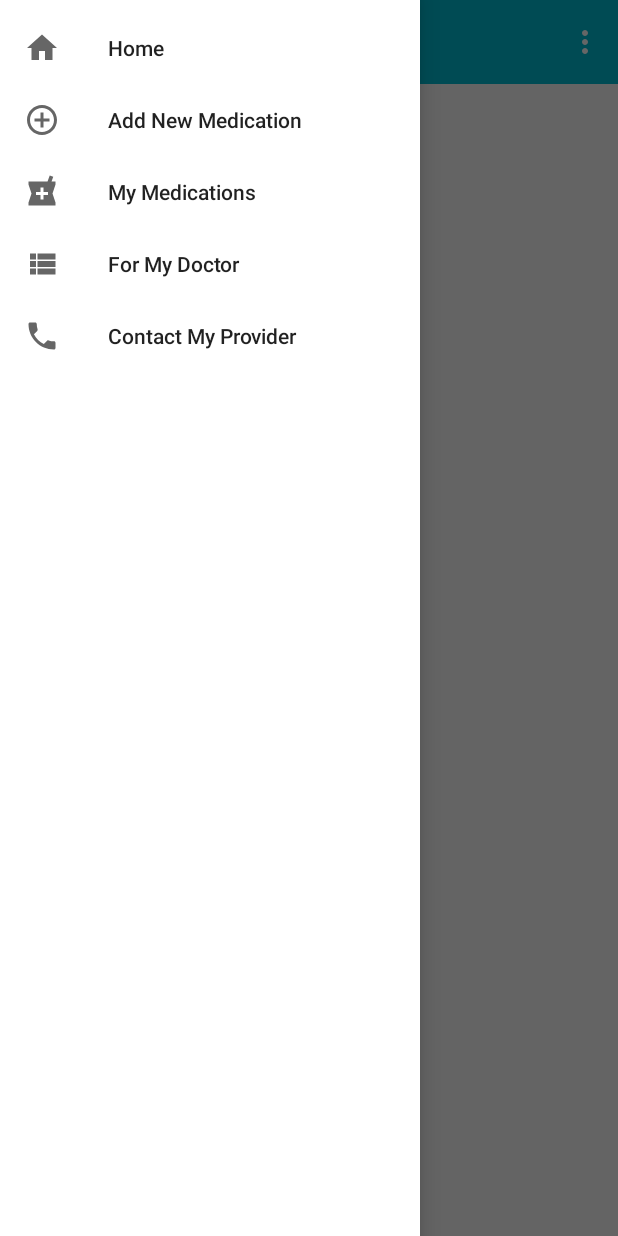
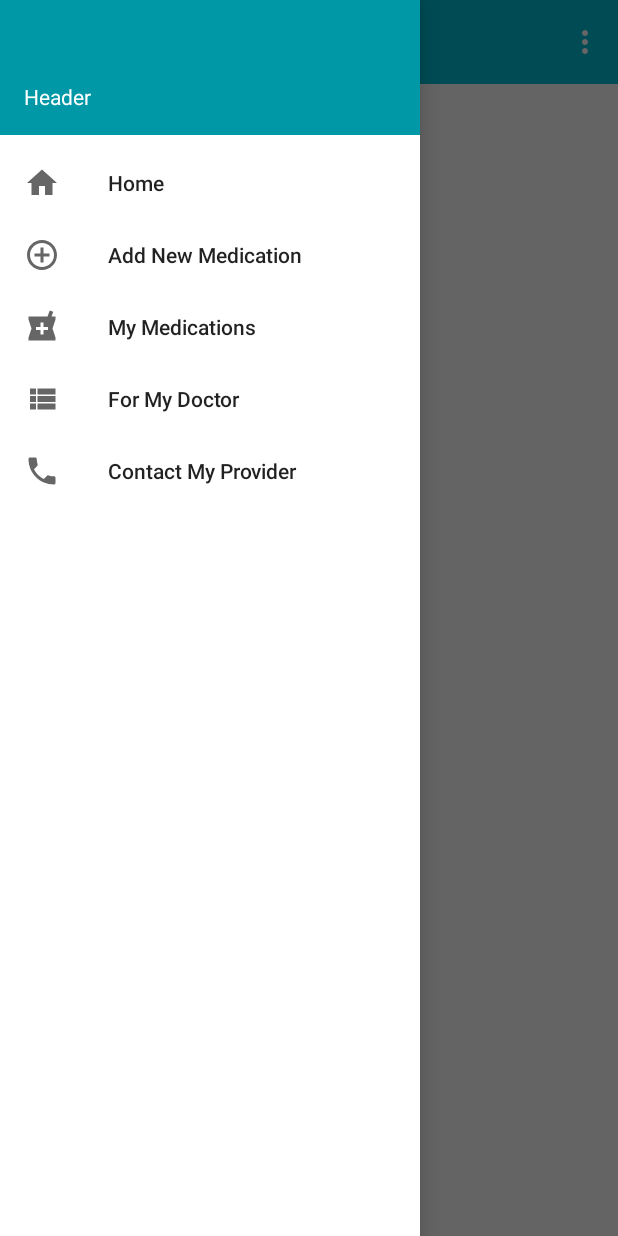
Before and after one commit to arolling/Android-Pill-Tracker, an Android app: the BaseActivity screen opened directly, with no data from a screen before it, with the side drawer open, on a phone screen of 412 x 824 dp. Run offline under Robolectric (Android 15) with nearby library versions, the light colour scheme and no system bars; libraries missing offline, so code that uses them is left out: com.firebase.client; 3 statements that could not run were skipped.

Commit message:
add header to nav bar

```diff
--- a/app/src/main/java/com/epicodus/pilltracker/ui/BaseActivity.java
+++ b/app/src/main/java/com/epicodus/pilltracker/ui/BaseActivity.java
@@ -11,21 +11,30 @@ import android.support.v7.app.ActionBarDrawerToggle;
 import android.support.v7.app.AppCompatActivity;
 import android.os.Bundle;
 import android.support.v7.widget.Toolbar;
+import android.util.Log;
 import android.view.Menu;
 import android.view.MenuItem;
 import android.view.View;
 import android.view.ViewGroup;
 import android.widget.FrameLayout;
+import android.widget.TextView;
 
 import com.epicodus.pilltracker.Constants;
 import com.epicodus.pilltracker.R;
+import com.epicodus.pilltracker.models.User;
+import com.firebase.client.DataSnapshot;
 import com.firebase.client.Firebase;
+import com.firebase.client.FirebaseError;
+import com.firebase.client.ValueEventListener;
 
 public class BaseActivity extends AppCompatActivity {
     public Firebase mFirebaseRef;
     public SharedPreferences mSharedPreferences;
     public SharedPreferences.Editor mSharedPreferencesEditor;
     public ActionBarDrawerToggle drawerToggle;
+
+    public Firebase mUserRef;
+    public String mUId;
 
     protected DrawerLayout mDrawer;
     protected Toolbar toolbar;
@@ -49,10 +58,29 @@ public class BaseActivity extends AppCompatActivity {
 
         drawerToggle = setupDrawerToggle();
 
-        // Tie DrawerLayout events to the ActionBarToggle
         mDrawer.addDrawerListener(drawerToggle);
         nvDrawer = (NavigationView) findViewById(R.id.nvView);
         setupDrawerContent(nvDrawer);
+        View headerLayout = nvDrawer.inflateHeaderView(R.layout.nav_header);
+        final TextView headerText = (TextView) headerLayout.findViewById(R.id.drawerHeaderTextView);
+
+        mUId = mSharedPreferences.getString(Constants.KEY_UID, null);
+        mUserRef = new Firebase(Constants.FIREBASE_URL_USERS).child(mUId);
+
+       mUserRef.addValueEventListener(new ValueEventListener() {
+            @Override
+            public void onDataChange(DataSnapshot dataSnapshot) {
+                User user = dataSnapshot.getValue(User.class);
+                headerText.setText(user.getName());
+            }
+
+            @Override
+            public void onCancelled(FirebaseError firebaseError) {
+                Log.d(this.getClass().getSimpleName(), "Read failed");
+            }
+        });
+
+
     }
 
     protected void replaceContentLayout(int sourceId, int destinationId) {
@@ -75,7 +103,6 @@ public class BaseActivity extends AppCompatActivity {
         if (drawerToggle.onOptionsItemSelected(item)) {
             return true;
         }
-        // The action bar home/up action should open or close the drawer.
         switch (item.getItemId()) {
             case android.R.id.home:
                 mDrawer.openDrawer(GravityCompat.START);
@@ -90,8 +117,7 @@ public class BaseActivity extends AppCompatActivity {
         return super.onOptionsItemSelected(item);
     }
 
-    // `onPostCreate` called when activity start-up is complete after `onStart()`
-    // NOTE! Make sure to override the method with only a single `Bundle` argument
+
     @Override
     protected void onPostCreate(Bundle savedInstanceState) {
         super.onPostCreate(savedInstanceState);
--- a/app/src/main/java/com/epicodus/pilltracker/ui/MainActivity.java
+++ b/app/src/main/java/com/epicodus/pilltracker/ui/MainActivity.java
@@ -36,8 +36,7 @@ public class MainActivity extends BaseActivity {
     public static final String TAG = MainActivity.class.getSimpleName();
 
     private ValueEventListener mUserRefListener;
-    private Firebase mUserRef;
-    private String mUId;
+
     @Bind(R.id.welcomeTextView)TextView mWelcomeTextView;
 
 
--- /dev/null
+++ b/app/src/main/res/layout/nav_header.xml
@@ -0,0 +1,18 @@
+<LinearLayout xmlns:android="http://schemas.android.com/apk/res/android"
+    android:layout_width="match_parent"
+    android:layout_height="90dp"
+    android:background="?attr/colorPrimaryDark"
+    android:padding="16dp"
+    android:theme="@style/ThemeOverlay.AppCompat.Dark"
+    android:orientation="vertical"
+    android:gravity="bottom">
+
+    <TextView
+        android:layout_width="match_parent"
+        android:layout_height="wrap_content"
+        android:text="Header"
+        android:textColor="@android:color/white"
+        android:id="@+id/drawerHeaderTextView"
+        android:textAppearance="@style/TextAppearance.AppCompat.Body1"/>
+
+</LinearLayout>
```
Also changed, not shown: app/src/main/java/com/epicodus/pilltracker/ui/LoginActivity.java (+13 -0 lines), app/src/main/res/layout/drawer_list_item.xml (deleted, +0 -27 lines).
